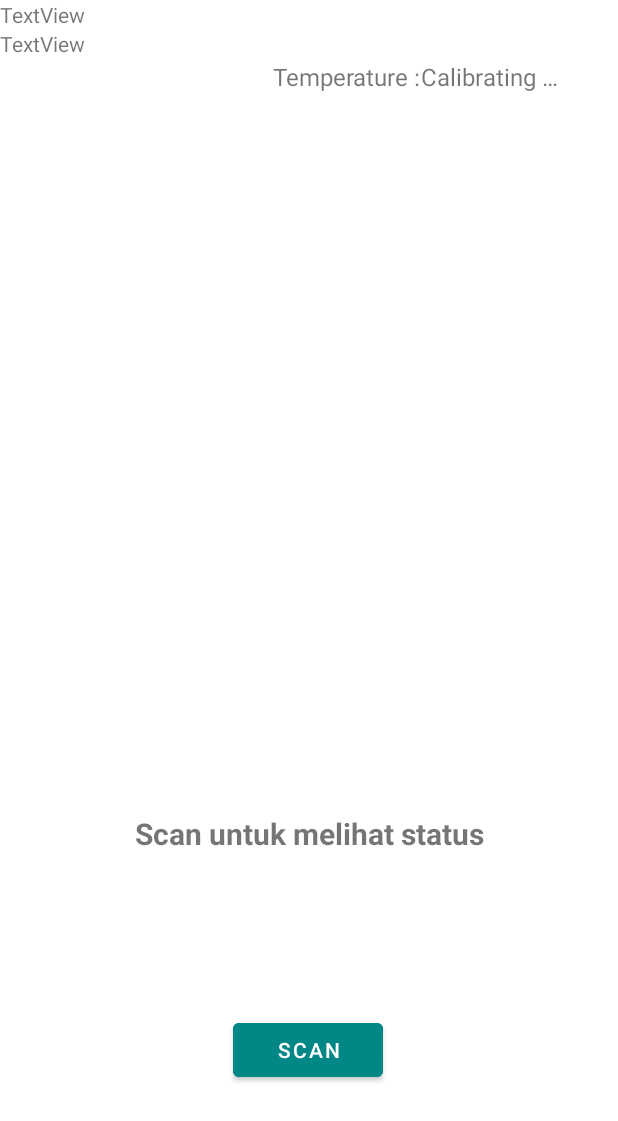
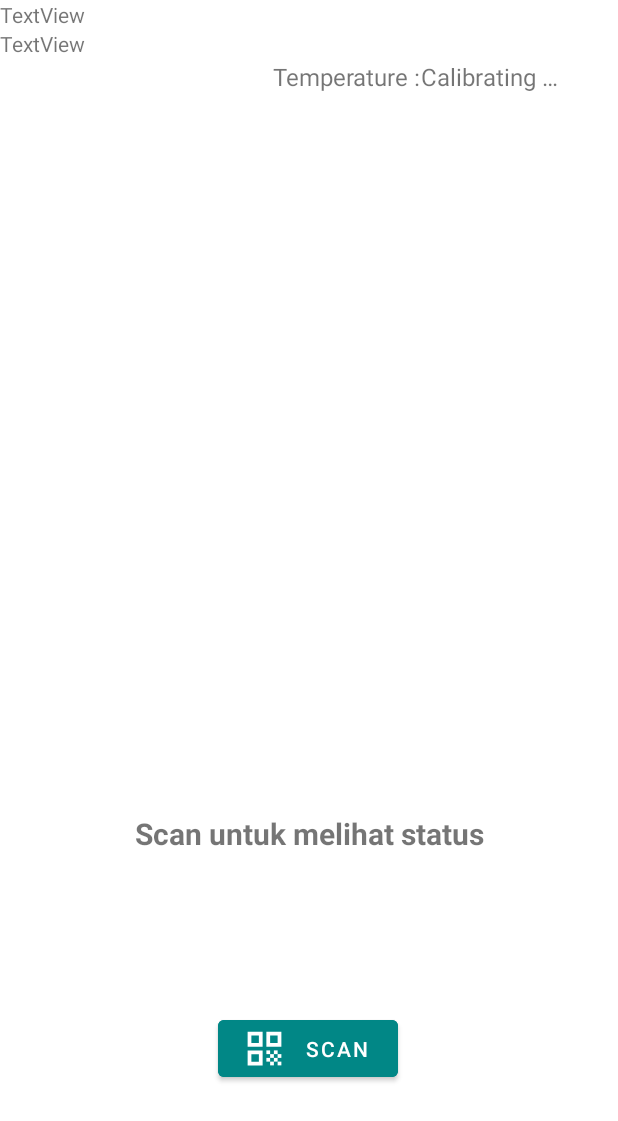
Before and after one commit to anakpindahan/IF3210-2022-Android-59, an Android app: the layout activity_check_in.xml on its own in the app's theme, with its tools: preview values and no code run, on a phone screen of 412 x 824 dp. Shown: the top 1121 px of the screen. Run offline under Robolectric (Android 15) with nearby library versions, the phone set to English and light mode, and no system bars.

Commit message:
add icon qr

```diff
--- a/app/src/main/res/layout/activity_check_in.xml
+++ b/app/src/main/res/layout/activity_check_in.xml
@@ -74,7 +74,7 @@
 
     <Button
         android:id="@+id/scan_button"
-        android:layout_width="100dp"
+        android:layout_width="120dp"
         android:layout_height="wrap_content"
         android:layout_marginBottom="100dp"
         app:layout_constraintBottom_toBottomOf="parent"
@@ -82,6 +82,7 @@
         app:layout_constraintHorizontal_bias="0.498"
         app:layout_constraintStart_toStartOf="parent"
         android:backgroundTint="@color/teal_700"
+        android:drawableLeft="@drawable/ic_qrcode"
         android:text="Scan"/>
 
     <TextView
```
